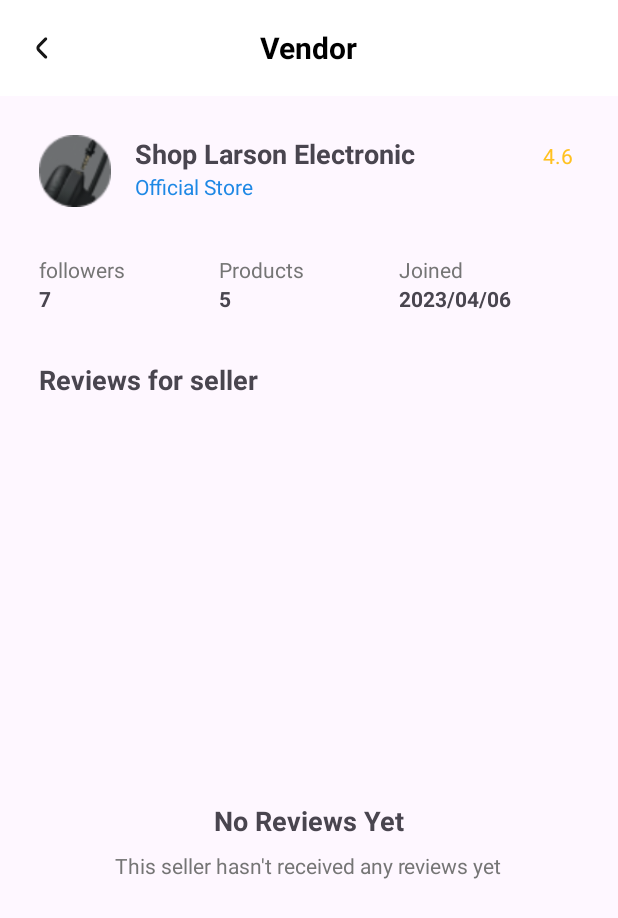
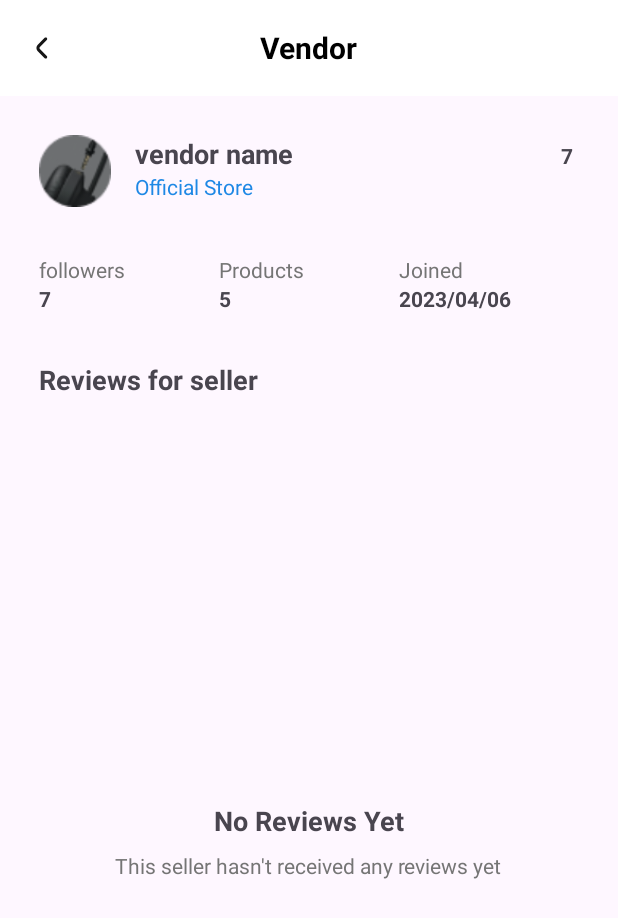
Before and after one commit to EADClickCart/ClickCart-E-commerce, an Android app: the VendorDetailActivity screen opened directly, with no data from a screen before it, on a phone screen of 412 x 824 dp. Shown: the top 918 px of the screen. Run offline under Robolectric (Android 15) with nearby library versions, the light colour scheme and no system bars; network calls fail.

Commit message:
some modifications

```diff
--- a/app/src/main/java/com/example/clickcart/adapters/OrderItemAdapter.kt
+++ b/app/src/main/java/com/example/clickcart/adapters/OrderItemAdapter.kt
@@ -1,5 +1,6 @@
 package com.example.clickcart.adapter
 
+import android.annotation.SuppressLint
 import android.view.LayoutInflater
 import android.view.ViewGroup
 import androidx.recyclerview.widget.DiffUtil
@@ -24,10 +25,11 @@ class OrderItemAdapter : ListAdapter<OrderItem, OrderItemAdapter.OrderItemViewHo
     }
 
     class OrderItemViewHolder(private val binding: ItemOrderView2CardBinding) : RecyclerView.ViewHolder(binding.root) {
+        @SuppressLint("SetTextI18n", "DefaultLocale")
         fun bind(orderItem: OrderItem) {
             binding.apply {
                 productName.text = orderItem.productName
-                productQuantity.text = "Quantity: ${orderItem.quantity}"
+                productQuantity.text = "Qt: ${orderItem.quantity}"
                 productPrice.text = String.format("$%.2f", orderItem.price)
             }
         }
--- a/app/src/main/java/com/example/clickcart/api/RetrofitClient.kt
+++ b/app/src/main/java/com/example/clickcart/api/RetrofitClient.kt
@@ -10,8 +10,8 @@ import java.io.IOException
 
 object RetrofitClient {
 
-    private const val BASE_URL = "http://192.168.1.100:8888"
-//    private const val BASE_URL = "http://10.0.2.2:5296/"
+    //private const val BASE_URL = "http://192.168.1.100:8888"
+    private const val BASE_URL = "http://10.0.2.2:5296/"
 
     fun create(): Retrofit {
         val client = OkHttpClient.Builder()
--- a/app/src/main/res/layout/activity_product_detail.xml
+++ b/app/src/main/res/layout/activity_product_detail.xml
@@ -46,7 +46,7 @@
                 android:background="@drawable/roundedbg_for_img"
                 android:contentDescription="@string/Image"
                 android:padding="25dp"
-                tools:srcCompat="@drawable/product_img" />
+                tools:srcCompat="@drawable/product_img_2" />
 
             <TextView
                 android:id="@+id/productNameDetail"
@@ -182,7 +182,7 @@
             android:layout_width="250dp"
             android:layout_height="wrap_content"
             android:layout_weight="1"
-            android:text="Add to Cart"
+            android:text="@string/add_to_cart"
             android:backgroundTint="@color/red_1"
             android:textColor="@android:color/white"
             android:layout_marginStart="16dp" />
--- a/app/src/main/res/layout/item_order_view_2_card.xml
+++ b/app/src/main/res/layout/item_order_view_2_card.xml
@@ -51,7 +51,7 @@
             android:layout_height="wrap_content"
             android:layout_marginStart="16dp"
             android:layout_marginTop="4dp"
-            android:text="@string/vendor_name"
+            android:text="@string/amalgam"
             android:textColor="@color/gray"
             android:textStyle="bold"
             android:textSize="14sp"
--- a/app/src/main/res/layout/vendor_view.xml
+++ b/app/src/main/res/layout/vendor_view.xml
@@ -19,7 +19,7 @@
             android:layout_width="wrap_content"
             android:layout_height="wrap_content"
             android:layout_gravity="center"
-            android:text="Vendor"
+            android:text="@string/vendor"
             android:textColor="@color/black"
             android:textSize="20sp"
             android:textStyle="bold" />
@@ -37,6 +37,7 @@
             android:id="@+id/shopImage"
             android:layout_width="48dp"
             android:layout_height="48dp"
+            android:contentDescription="@string/Image"
             android:src="@drawable/vendor_profile_img" />
 
         <LinearLayout
@@ -50,7 +51,7 @@
                 android:id="@+id/shopName"
                 android:layout_width="wrap_content"
                 android:layout_height="wrap_content"
-                android:text="Shop Larson Electronic"
+                android:text="@string/vendor_name"
                 android:textSize="18sp"
                 android:textStyle="bold" />
 
@@ -58,7 +59,7 @@
                 android:id="@+id/officialStore"
                 android:layout_width="wrap_content"
                 android:layout_height="wrap_content"
-                android:text="Official Store"
+                android:text="@string/official_store"
                 android:textColor="#1E88E5" />
         </LinearLayout>
 
@@ -67,14 +68,16 @@
             android:layout_width="wrap_content"
             android:layout_height="wrap_content"
             android:padding="4dp"
-            android:text="4.6"
-            android:textColor="#FFC120" />
+            android:textStyle="bold"
+            android:text="@string/sample_number"
+             />
     </LinearLayout>
 
     <LinearLayout
         android:layout_width="match_parent"
         android:layout_height="wrap_content"
         android:layout_marginHorizontal="10dp"
+        android:baselineAligned="false"
         android:padding="16dp">
 
         <LinearLayout
@@ -86,7 +89,7 @@
             <TextView
                 android:layout_width="wrap_content"
                 android:layout_height="wrap_content"
-                android:text="followers"
+                android:text="@string/followers"
                 android:textColor="#757575" />
 
             <TextView
@@ -106,14 +109,14 @@
             <TextView
                 android:layout_width="wrap_content"
                 android:layout_height="wrap_content"
-                android:text="Products"
+                android:text="@string/products"
                 android:textColor="#757575" />
 
             <TextView
                 android:id="@+id/productCount"
                 android:layout_width="wrap_content"
                 android:layout_height="wrap_content"
-                android:text="5"
+                android:text="@string/sample_num_2"
                 android:textStyle="bold" />
         </LinearLayout>
 
@@ -126,7 +129,7 @@
             <TextView
                 android:layout_width="wrap_content"
                 android:layout_height="wrap_content"
-                android:text="Joined"
+                android:text="@string/joined"
                 android:textColor="#757575" />
 
             <TextView
@@ -143,7 +146,7 @@
         android:layout_height="wrap_content"
         android:layout_marginHorizontal="10dp"
         android:padding="16dp"
-        android:text="Reviews for seller"
+        android:text="@string/reviews_for_seller"
         android:textSize="18sp"
         android:textStyle="bold" />
 
@@ -169,16 +172,16 @@
             android:orientation="vertical"
             android:padding="16dp">
 
-<!--            <ImageView-->
-<!--                android:layout_width="100dp"-->
-<!--                android:layout_height="100dp"-->
-<!--                android:src="@drawable/ic_no_reviews" />-->
+            <!--            <ImageView-->
+            <!--                android:layout_width="100dp"-->
+            <!--                android:layout_height="100dp"-->
+            <!--                android:src="@drawable/ic_no_reviews" />-->
 
             <TextView
                 android:layout_width="wrap_content"
                 android:layout_height="wrap_content"
                 android:layout_marginTop="16dp"
-                android:text="No Reviews Yet"
+                android:text="@string/no_reviews_yet"
                 android:textSize="18sp"
                 android:textStyle="bold" />
 
@@ -186,7 +189,7 @@
                 android:layout_width="wrap_content"
                 android:layout_height="wrap_content"
                 android:layout_marginTop="8dp"
-                android:text="This seller hasn't received any reviews yet"
+                android:text="@string/no_review_txt"
                 android:textColor="#757575" />
 
         </LinearLayout>
--- a/app/src/main/res/values/strings.xml
+++ b/app/src/main/res/values/strings.xml
@@ -95,4 +95,15 @@
     <string name="no_products_available">No products available</string>
     <string name="are_you_sure">Are you sure ?</string>
     <string name="desc_deactivate">This will deactivate your account and cannot be reactivated. It can only be reactivated by a customer service representative (CSR).</string>
+    <string name="you_can_edit_your_reviews_here">You can edit your reviews here</string>
+    <string name="my_reviews">My Reviews</string>
+    <string name="vendor">Vendor</string>
+    <string name="followers">followers</string>
+    <string name="products">Products</string>
+    <string name="sample_num_2">5</string>
+    <string name="joined">Joined</string>
+    <string name="reviews_for_seller">Reviews for seller</string>
+    <string name="no_reviews_yet">No Reviews Yet</string>
+    <string name="no_review_txt">This seller hasn\'t received any reviews yet</string>
+    <string name="amalgam">amalgam</string>
 </resources>
--- a/app/src/main/res/xml/network_security_config.xml
+++ b/app/src/main/res/xml/network_security_config.xml
@@ -1,8 +1,8 @@
 <?xml version="1.0" encoding="utf-8"?>
 <network-security-config>
     <domain-config cleartextTrafficPermitted="true">
-<!--        <domain includeSubdomains="true">localhost</domain>-->
-<!--        <domain includeSubdomains="true">10.0.2.2</domain> &lt;!&ndash; For Android emulator &ndash;&gt;-->
+        <domain includeSubdomains="true">localhost</domain>
+        <domain includeSubdomains="true">10.0.2.2</domain> <!-- For Android emulator -->
         <domain includeSubdomains="true">192.168.1.100</domain>
     </domain-config>
 </network-security-config>
```
Also changed, not shown: app/src/main/java/com/example/clickcart/ProductDetailActivity.kt (+12 -3 lines), app/src/main/java/com/example/clickcart/VendorDetailActivity.kt (+8 -0 lines), app/src/main/java/com/example/clickcart/adapters/VendorReviewAdapter.kt (+18 -4 lines), app/src/main/res/layout/fragment_account.xml (+37 -2 lines).
